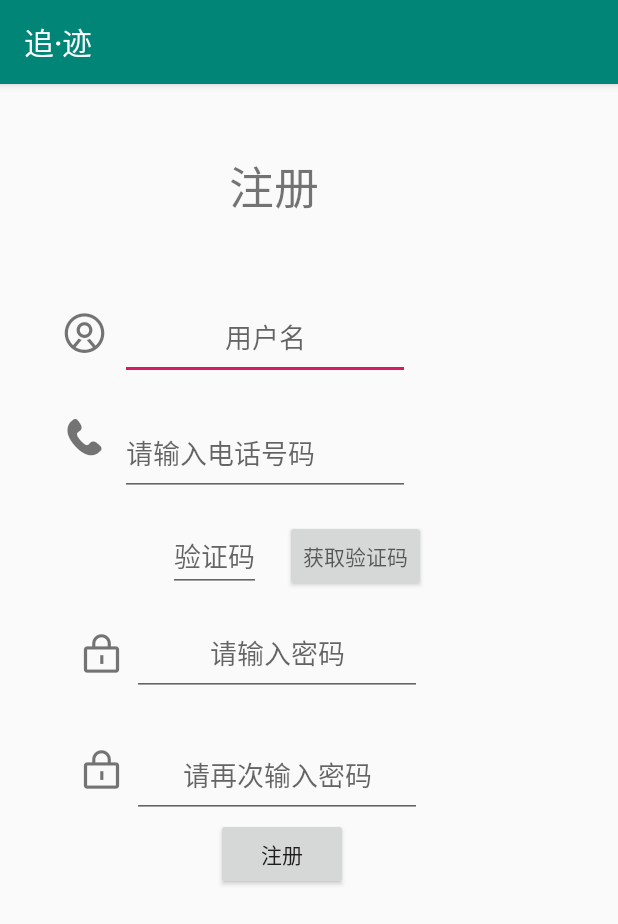
After one commit to NullNu11/load_track, an Android app: the RegisterActivity screen opened directly, with no data from a screen before it, on a phone screen of 412 x 824 dp. The commit adds this screen. Shown: the top 924 px of the screen. Run offline under Robolectric (Android 15) with nearby library versions, the phone set to English and light mode, and no system bars.

Commit message:
register完成

```diff
--- a/app/src/main/AndroidManifest.xml
+++ b/app/src/main/AndroidManifest.xml
@@ -8,13 +8,15 @@
         android:allowBackup="true"
         android:icon="@mipmap/ic_launcher"
         android:label="@string/app_name"
+        android:networkSecurityConfig="@xml/network_security_config"
         android:roundIcon="@mipmap/ic_launcher_round"
         android:supportsRtl="true"
-        android:networkSecurityConfig="@xml/network_security_config"
         android:theme="@style/AppTheme">
-        <activity android:name=".MainActivity">
+        <activity android:name=".Activity.RegisterActivity"></activity>
+        <activity android:name=".Activity.MainActivity">
             <intent-filter>
                 <action android:name="android.intent.action.MAIN" />
+
                 <category android:name="android.intent.category.LAUNCHER" />
             </intent-filter>
         </activity>
--- a/app/src/main/java/com/example/myapplication/Model/loginModImp.java
+++ b/app/src/main/java/com/example/myapplication/Model/loginModImp.java
@@ -12,7 +12,7 @@ import okhttp3.RequestBody;
 
 public class loginModImp {
 
-    public void login(User user, final Callback call) {
+    public void login(User user, Callback call) {
         RequestBody body = new FormBody.Builder()
                 .add("id", user.getUserid())
                 .add("password", user.getPassed()).build();
--- a/app/src/main/java/com/example/myapplication/Presenter/loginPre.java
+++ b/app/src/main/java/com/example/myapplication/Presenter/loginPre.java
@@ -1,7 +1,6 @@
 package com.example.myapplication.Presenter;
 
 import com.example.myapplication.Model.loginModImp;
-import com.example.myapplication.Model.returnLoginMess;
 import com.example.myapplication.View.getLoginMess;
 
 import okhttp3.Callback;
@@ -11,8 +10,8 @@ public class loginPre {
     getLoginMess getLoginMess;
     loginModImp loginModImp;
 
-    public loginPre(getLoginMess views) {
-        this.getLoginMess = views;
+    public loginPre(getLoginMess getLoginMess) {
+        this.getLoginMess = getLoginMess;
         this.loginModImp = new loginModImp();
     }
 
--- /dev/null
+++ b/app/src/main/java/com/example/myapplication/Presenter/registerPre.java
@@ -0,0 +1,29 @@
+package com.example.myapplication.Presenter;
+
+
+import com.example.myapplication.Model.registerModel;
+import com.example.myapplication.View.registerView;
+
+import okhttp3.Callback;
+
+
+public class registerPre {
+    registerView registerView;
+    registerModel registerModel;
+
+    public registerPre(registerView registerView) {
+        this.registerModel = new registerModel();
+        this.registerView = registerView;
+    }
+
+    //发送验证码
+    public void sengVerification(Callback callback) {
+        registerModel.verificationCode(registerView.getphone(), callback);
+    }
+    //注册
+    public void registerImp(Callback callback)
+    {
+        registerModel.sendRegister(registerView.getRegisterData(),callback);
+    }
+
+}
--- a/app/src/main/java/com/example/myapplication/View/getLoginMess.java
+++ b/app/src/main/java/com/example/myapplication/View/getLoginMess.java
@@ -6,4 +6,5 @@ import com.example.myapplication.dao.User;
 public interface getLoginMess {
 
         User getUser();
+
     }
--- /dev/null
+++ b/app/src/main/java/com/example/myapplication/View/registerView.java
@@ -0,0 +1,11 @@
+package com.example.myapplication.View;
+
+import com.example.myapplication.dao.registerData;
+
+public interface registerView {
+
+   public String getphone();
+
+   public registerData getRegisterData();
+
+}
--- /dev/null
+++ b/app/src/main/res/layout/activity_register.xml
@@ -0,0 +1,140 @@
+<?xml version="1.0" encoding="utf-8"?>
+<androidx.constraintlayout.widget.ConstraintLayout xmlns:android="http://schemas.android.com/apk/res/android"
+    xmlns:app="http://schemas.android.com/apk/res-auto"
+    xmlns:tools="http://schemas.android.com/tools"
+    android:layout_width="match_parent"
+    android:layout_height="match_parent"
+    tools:context=".Activity.RegisterActivity">
+
+    <TextView
+        android:id="@+id/login"
+        android:layout_width="117dp"
+        android:layout_height="64dp"
+        android:layout_marginStart="124dp"
+        android:layout_marginLeft="124dp"
+        android:layout_marginTop="36dp"
+        android:gravity="center"
+        android:text="注册"
+        android:textSize="30dp"
+        app:layout_constraintStart_toStartOf="parent"
+        app:layout_constraintTop_toTopOf="parent" />
+
+    <com.example.myapplication.FontIconView
+        android:id="@+id/fontIconView"
+        android:layout_width="41dp"
+        android:layout_height="40dp"
+        android:layout_marginTop="8dp"
+        android:text="@string/userbtn"
+        android:textSize="35dp"
+        app:layout_constraintEnd_toStartOf="@+id/user_id"
+        app:layout_constraintTop_toTopOf="@+id/user_id" />
+
+    <EditText
+        android:id="@+id/user_id"
+        android:layout_width="193dp"
+        android:layout_height="57dp"
+        android:layout_marginStart="80dp"
+        android:layout_marginLeft="80dp"
+        android:layout_marginTop="140dp"
+        android:gravity="center"
+        android:hint="用户名"
+        android:inputType="phone"
+        app:layout_constraintStart_toStartOf="parent"
+        app:layout_constraintTop_toTopOf="parent" />
+
+    <com.example.myapplication.FontIconView
+        android:layout_width="41dp"
+        android:layout_height="40dp"
+        android:text="@string/phone"
+        android:textSize="35dp"
+        app:layout_constraintEnd_toStartOf="@+id/phoneNum"
+        app:layout_constraintTop_toTopOf="@+id/phoneNum" />
+
+    <EditText
+        android:id="@+id/phoneNum"
+        android:layout_width="193dp"
+        android:layout_height="57dp"
+        android:layout_marginTop="20dp"
+        android:hint="请输入电话号码"
+        app:layout_constraintStart_toStartOf="@+id/user_id"
+        app:layout_constraintTop_toBottomOf="@+id/user_id" />
+
+    <EditText
+        android:id="@+id/verif"
+        android:layout_width="wrap_content"
+        android:layout_height="wrap_content"
+        android:layout_marginStart="32dp"
+        android:layout_marginLeft="32dp"
+        android:layout_marginTop="16dp"
+        android:hint="验证码"
+
+        app:layout_constraintStart_toStartOf="@+id/phoneNum"
+        app:layout_constraintTop_toBottomOf="@+id/phoneNum" />
+
+    <Button
+        android:layout_width="wrap_content"
+        android:layout_height="wrap_content"
+        android:layout_marginStart="16dp"
+        android:layout_marginLeft="16dp"
+        android:hint="获取验证码"
+        android:onClick="getVerificationCode"
+        app:layout_constraintStart_toEndOf="@+id/verif"
+        app:layout_constraintTop_toTopOf="@+id/verif" />
+
+    <com.example.myapplication.FontIconView
+        android:id="@+id/fontIconView2"
+        android:layout_width="38dp"
+        android:layout_height="37dp"
+        android:layout_marginTop="12dp"
+        android:text="@string/passedbtn"
+        android:textSize="35dp"
+        app:layout_constraintEnd_toStartOf="@+id/passwd1"
+        app:layout_constraintTop_toTopOf="@+id/passwd1" />
+
+    <EditText
+        android:id="@+id/passwd1"
+        android:layout_width="193dp"
+        android:layout_height="57dp"
+        android:layout_marginStart="8dp"
+        android:layout_marginLeft="8dp"
+        android:layout_marginTop="12dp"
+        android:gravity="center"
+        android:hint="请输入密码"
+        android:inputType="textPassword"
+        android:maxLength="16"
+        app:layout_constraintStart_toStartOf="@+id/phoneNum"
+        app:layout_constraintTop_toBottomOf="@+id/verif" />
+
+    <com.example.myapplication.FontIconView
+        android:id="@+id/fontIconView3"
+        android:layout_width="38dp"
+        android:layout_height="37dp"
+        android:layout_marginTop="8dp"
+        android:text="@string/passedbtn"
+        android:textSize="35dp"
+        app:layout_constraintEnd_toStartOf="@+id/passwd2"
+        app:layout_constraintTop_toTopOf="@+id/passwd2"></com.example.myapplication.FontIconView>
+
+    <EditText
+        android:id="@+id/passwd2"
+        android:layout_width="193dp"
+        android:layout_height="57dp"
+        android:layout_marginTop="24dp"
+        android:gravity="center"
+        android:hint="请再次输入密码"
+        android:inputType="textPassword"
+        android:maxLength="16"
+        app:layout_constraintStart_toStartOf="@+id/passwd1"
+        app:layout_constraintTop_toBottomOf="@+id/passwd1" />
+
+    <Button
+        android:layout_width="wrap_content"
+        android:layout_height="wrap_content"
+        android:layout_marginStart="56dp"
+        android:layout_marginLeft="56dp"
+        android:onClick="register"
+        android:text="注册"
+        app:layout_constraintStart_toStartOf="@+id/passwd2"
+        app:layout_constraintTop_toBottomOf="@+id/passwd2" />
+
+</androidx.constraintlayout.widget.ConstraintLayout>
--- a/app/src/main/res/values/strings.xml
+++ b/app/src/main/res/values/strings.xml
@@ -1,5 +1,6 @@
 <resources>
-    <string name="app_name">实验</string>
+    <string name="app_name">追·迹</string>
     <string name="userbtn">&#xe773;</string>
-<string name="passedbtn">&#xe75b;</string>
+    <string name="passedbtn">&#xe75b;</string>
+    <string name="phone">&#xe787;</string>
 </resources>
```
Also changed, not shown: app/src/main/java/com/example/myapplication/Activity/MainActivity.java (renamed from app/src/main/java/com/example/myapplication/MainActivity.java, +9 -7 lines), app/src/main/java/com/example/myapplication/Activity/RegisterActivity.java (added, +147 -0 lines), app/src/main/java/com/example/myapplication/JsonData/getsJsonData.java (renamed from app/src/main/java/com/example/myapplication/JsonData/LoginJsonData.java, +15 -2 lines), app/src/main/java/com/example/myapplication/Model/GetUserpre.java (+0 -7 lines), app/src/main/java/com/example/myapplication/Model/registerModel.java (added, +59 -0 lines), app/src/main/java/com/example/myapplication/Model/returnLoginMess.java (deleted, +0 -8 lines), app/src/main/java/com/example/myapplication/dao/registerData.java (added, +40 -0 lines), app/src/main/res/layout/activity_main.xml (+6 -6 lines).
